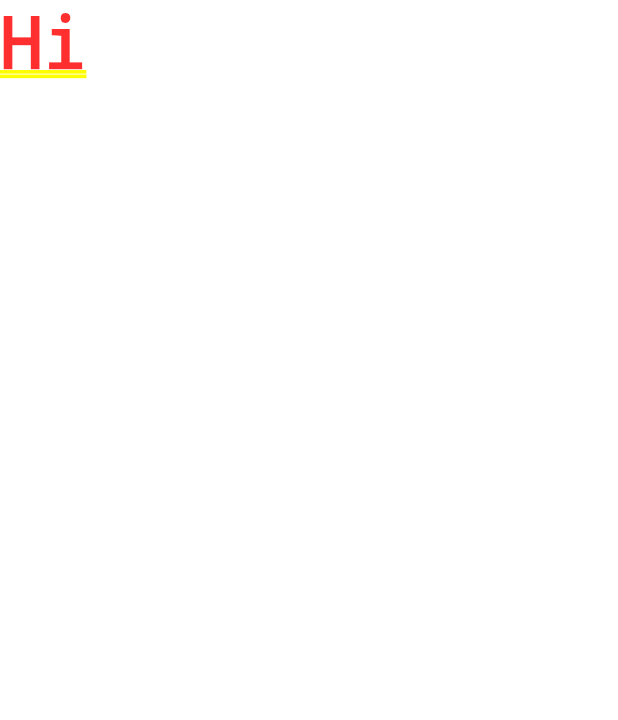
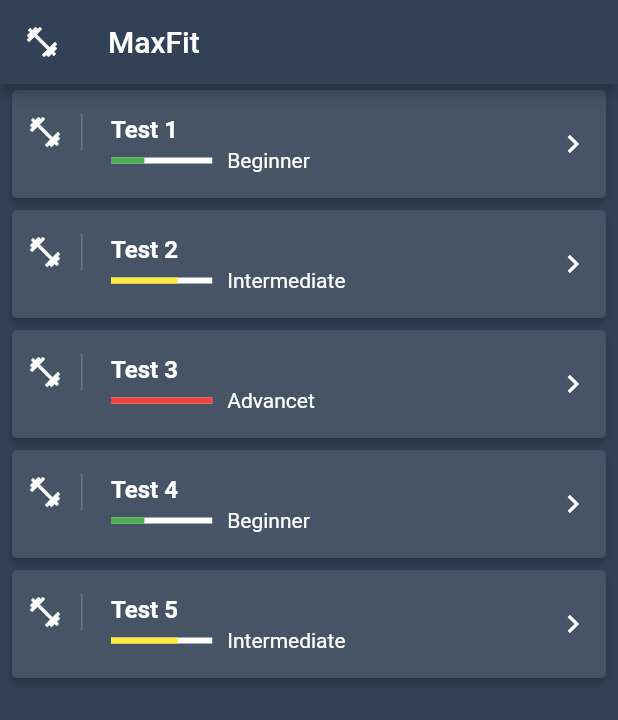
Before and after one commit to sench32/Max_Fit_Flutter_Test, a Flutter app: the screen it shows after launch, on a phone screen of 412 x 824 dp. Shown: the top 720 px of the screen. Run offline on Flutter 3.47's test engine with Material 2 defaults, Android fonts, the phone set to English and light mode, and no system bars.

Commit message:
1-e vidio  full

```diff
--- /dev/null
+++ b/maxfit/lib/domain/workout.dart
@@ -0,0 +1,9 @@
+class Workout{
+  String title;
+  String auhtor;
+  String description;
+  String level;
+
+  Workout({this.title, this.auhtor, this.description, this.level});
+
+}
--- a/maxfit/lib/main.dart
+++ b/maxfit/lib/main.dart
@@ -1,4 +1,5 @@
 import 'package:flutter/material.dart';
+import 'domain/workout.dart';
 
 void main() => runApp(MaxFitApp());
 
@@ -12,8 +13,102 @@ Widget build(BuildContext context) {
         primaryColor: Color.fromRGBO(50, 65, 85, 1),
         textTheme: TextTheme(title: TextStyle(color: Colors.white))
       ),
-    home: Text('Hi'),
+      home: HomePage(),
     );
   }
+}
 
+class HomePage extends StatelessWidget {
+  const HomePage({Key key}) : super(key: key);
+
+  @override
+  Widget build(BuildContext context) {
+    return Container(
+      child: Scaffold(
+        backgroundColor: Theme.of(context).primaryColor,
+        appBar: AppBar(title: Text('MaxFit'), leading: Icon(Icons.fitness_center),),
+        body: WorkoutsList(),
+      ),
+    );
   }
+}
+
+class WorkoutsList  extends StatelessWidget {
+
+  final workouts = <Workout>[
+    Workout(title: 'Test 1', auhtor: 'Max 1', description: 'Test Workout 1', level: 'Beginner'),
+    Workout(title: 'Test 2', auhtor: 'Max 2', description: 'Test Workout 2', level: 'Intermediate'),
+    Workout(title: 'Test 3', auhtor: 'Max 3', description: 'Test Workout 3', level: 'Advancet'),
+    Workout(title: 'Test 4', auhtor: 'Max 4', description: 'Test Workout 4', level: 'Beginner'),
+    Workout(title: 'Test 5', auhtor: 'Max 5', description: 'Test Workout 5', level: 'Intermediate'),
+  ];
+
+  @override
+  Widget build(BuildContext context) {
+    return Container(
+      child: Container(
+        child: ListView.builder(
+          itemCount: workouts.length,
+          itemBuilder: (context, i){
+            return Card(
+              elevation: 2.0,
+              margin: EdgeInsets.symmetric(horizontal: 8, vertical: 4),
+              child: Container(
+                decoration: BoxDecoration(color:  Color.fromRGBO(50, 65, 85, 0.9 ) ),
+                child:ListTile(
+                  contentPadding: EdgeInsets.symmetric(horizontal: 10),
+                  leading: Container(
+                    padding: EdgeInsets.only(right: 12),
+                    child: Icon(Icons.fitness_center, color: Theme.of(context).textTheme.title.color),
+                    decoration: BoxDecoration(
+                      border: Border(right: BorderSide(width: 1, color: Colors.white24))
+                    ),
+                    ),
+                  title: Text(workouts[i].title, style: TextStyle(color: Theme.of(context).textTheme.title.color, fontWeight: FontWeight.bold),),
+                  trailing: Icon(Icons.keyboard_arrow_right, color:Theme.of(context).textTheme.title.color),
+                  subtitle: subtitle(context, workouts[i]),
+                ),
+                ),
+            );
+          }
+        ),
+      ),
+    );
+  }
+}
+
+Widget subtitle(BuildContext context, Workout workout){
+  var color = Colors.grey;
+  double indicatorLevel = 0;
+
+  switch (workout.level){
+    case 'Beginner':
+      color = Colors.green;
+      indicatorLevel = 0.33;
+      break;
+    case 'Intermediate':
+      color = Colors.yellow;
+      indicatorLevel = 0.66;
+      break;
+    case 'Advancet':
+      color = Colors.red;
+      indicatorLevel = 1;
+      break;
+  }
+
+  return Row(
+    children: <Widget>[
+      Expanded(
+        flex: 1,
+        child: LinearProgressIndicator(
+          backgroundColor: Theme.of(context).textTheme.title.color,
+          value: indicatorLevel,
+          valueColor: AlwaysStoppedAnimation(color)
+        ),
+      ),
+      SizedBox(width: 10),
+      Expanded(flex: 3,
+      child: Text(workout.level, style: TextStyle(color:Theme.of(context).textTheme.title.color ),))
+    ],
+  );
+}
```
Lines whose indentation alone changed are shown as unchanged.
